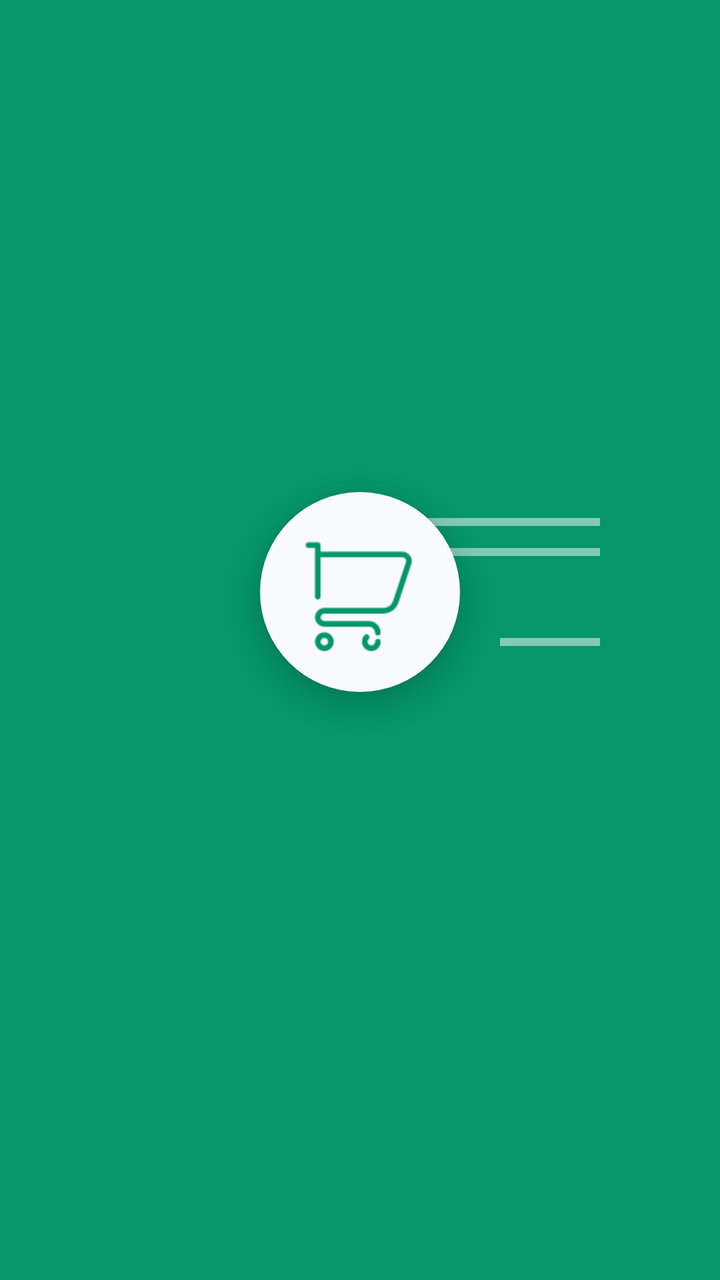
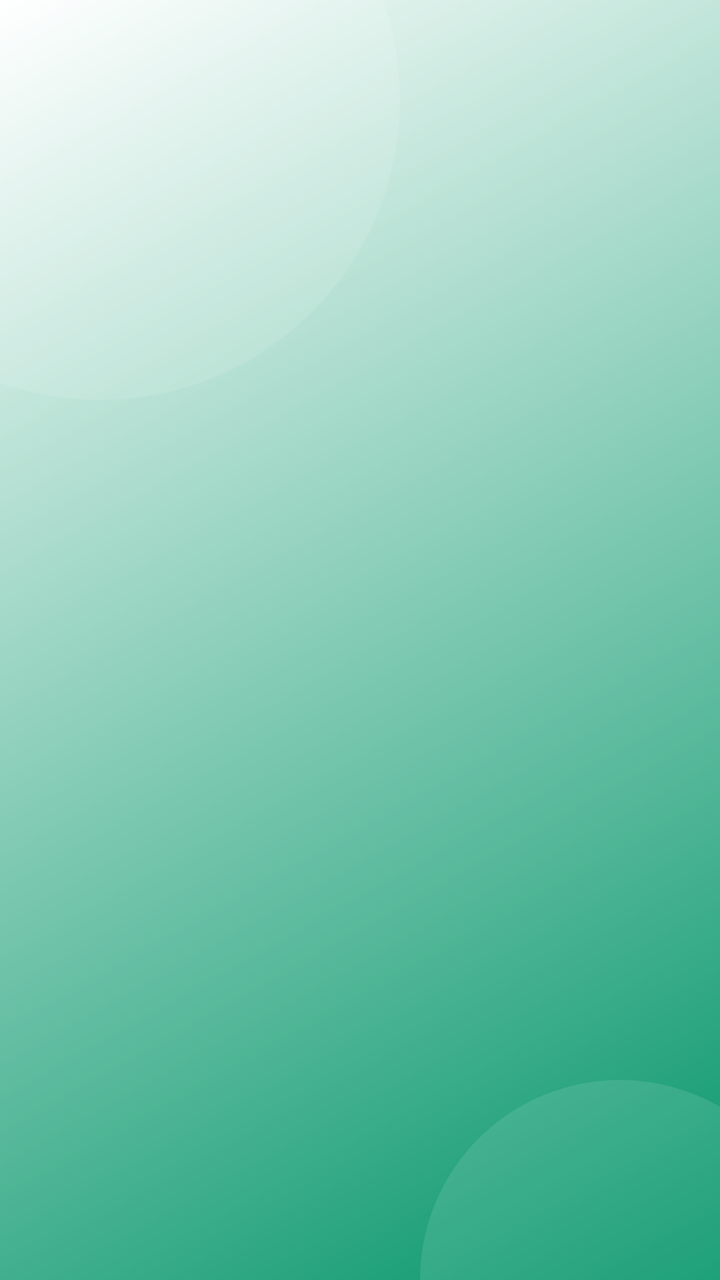

Compare the two renders of this Android layout. The source of the first and the diff that turns it into the second are given below.
<!-- AndroidManifest.xml: activity theme Theme.PenjualanDev.Splash -->
<!-- res/layout/activity_splash.xml -->
<?xml version="1.0" encoding="utf-8"?>
<androidx.constraintlayout.widget.ConstraintLayout
    xmlns:android="http://schemas.android.com/apk/res/android"
    xmlns:app="http://schemas.android.com/apk/res-auto"
    android:layout_width="match_parent"
    android:layout_height="match_parent"
    android:background="?attr/colorPrimary">

    
    <FrameLayout
        android:id="@+id/animation_container"
        android:layout_width="match_parent"
        android:layout_height="160dp"
        app:layout_constraintBottom_toBottomOf="parent"
        app:layout_constraintEnd_toEndOf="parent"
        app:layout_constraintStart_toStartOf="parent"
        app:layout_constraintTop_toTopOf="parent"
        app:layout_constraintVertical_bias="0.45">

        
        <FrameLayout
            android:layout_width="match_parent"
            android:layout_height="match_parent"
            android:layout_marginEnd="60dp">
            
            <View
                android:id="@+id/speed_line_1"
                android:layout_width="80dp"
                android:layout_height="4dp"
                android:layout_gravity="center_vertical|end"
                android:layout_marginBottom="20dp"
                android:background="#80FFFFFF" />

            <View
                android:id="@+id/speed_line_2"
                android:layout_width="50dp"
                android:layout_height="4dp"
                android:layout_gravity="center_vertical|end"
                android:layout_marginTop="25dp"
                android:background="#80FFFFFF" />

            <View
                android:id="@+id/speed_line_3"
                android:layout_width="120dp"
                android:layout_height="4dp"
                android:layout_gravity="center_vertical|end"
                android:layout_marginBottom="35dp"
                android:background="#80FFFFFF" />
        </FrameLayout>

        
        <FrameLayout
            android:id="@+id/cart_container"
            android:layout_width="100dp"
            android:layout_height="100dp"
            android:layout_gravity="center"
            android:background="@drawable/circle_shape"
            android:backgroundTint="?attr/colorSurface"
            android:elevation="8dp">

            <ImageView
                android:id="@+id/img_cart"
                android:layout_width="60dp"
                android:layout_height="60dp"
                android:layout_gravity="center"
                android:src="@drawable/cart"
                app:tint="?attr/colorPrimary" />
        </FrameLayout>
    </FrameLayout>

    
    <TextView
        android:id="@+id/tv_app_name"
        android:layout_width="wrap_content"
        android:layout_height="wrap_content"
        android:layout_marginTop="32dp"
        android:text="Apposh"
        android:textColor="?attr/colorOnPrimary"
        android:textSize="28sp"
        android:textStyle="bold"
        android:alpha="0"
        app:layout_constraintEnd_toEndOf="parent"
        app:layout_constraintStart_toStartOf="parent"
        app:layout_constraintTop_toBottomOf="@id/animation_container" />

    <TextView
        android:id="@+id/tv_subtitle"
        android:layout_width="wrap_content"
        android:layout_height="wrap_content"
        android:layout_marginTop="8dp"
        android:text="Manajemen Penjualan Cerdas"
        android:textColor="?attr/colorOnPrimary"
        android:textSize="14sp"
        android:alpha="0"
        app:layout_constraintEnd_toEndOf="parent"
        app:layout_constraintStart_toStartOf="parent"
        app:layout_constraintTop_toBottomOf="@id/tv_app_name" />

</androidx.constraintlayout.widget.ConstraintLayout>
<!-- resources referenced by this layout -->
<resources>
  <!-- drawable cart: png bitmap (drawable, 1386 bytes) -->
  <!-- drawable circle_shape (drawable) -->
  <?xml version="1.0" encoding="utf-8"?>
  <shape xmlns:android="http://schemas.android.com/apk/res/android"
      android:shape="oval">
      <solid android:color="@color/white" />
  </shape>
  <style name="Theme.PenjualanDev.Splash" parent="Theme.PenjualanDev">
          <item name="android:windowBackground">@color/colorPrimary</item>
          <item name="android:statusBarColor">@color/colorPrimary</item>
      </style>
  <color name="white">#FFFFFFFF</color>
  <style name="Theme.PenjualanDev" parent="Base.Theme.PenjualanDev" />
  <color name="colorPrimary">#059669</color>
  <style name="Base.Theme.PenjualanDev" parent="Theme.Material3.DayNight.NoActionBar">
          
          <item name="colorPrimary">@color/colorPrimary</item>
          <item name="colorOnPrimary">@color/colorOnPrimary</item>
          
          <item name="colorSecondary">@color/colorSecondary</item>
          <item name="colorOnSecondary">@color/colorOnSecondary</item>
          
          <item name="android:statusBarColor">@color/colorPrimary</item>
          
          <item name="colorSurface">@color/colorScreenBackground</item>
          <item name="colorOnSurface">@color/colorPrimaryText</item>
          <item name="colorSurfaceContainer">@color/colorCardBackground</item>
          <item name="colorSurfaceContainerLow">@color/colorSurfaceContainerLow</item>
          <item name="colorSurfaceContainerLowest">@color/colorSurfaceContainerLowest</item>
          <item name="colorSurfaceContainerHigh">@color/colorAuthCardBackground</item>
          <item name="colorOnSurfaceVariant">@color/colorSecondaryText</item>
          <item name="colorError">@color/red</item>
          
          <item name="materialButtonStyle">@style/Widget.App.Button</item>
      </style>
  <color name="colorOnPrimary">#FFFFFF</color>
  <color name="colorSecondary">#D1FAE5</color>
  <color name="colorOnSecondary">#064E3B</color>
  <color name="colorScreenBackground">#F9FAFB</color>
  <color name="colorPrimaryText">#1F2937</color>
  <color name="colorCardBackground">#FFFFFF</color>
  <color name="colorSurfaceContainerLow">#F3F4F6</color>
  <color name="colorSurfaceContainerLowest">#FFFFFF</color>
  <color name="colorAuthCardBackground">#FFFFFF</color>
  <color name="colorSecondaryText">#4B5563</color>
  <color name="red">#EF4444</color>
  <style name="Widget.App.Button" parent="Widget.Material3.Button">
          <item name="cornerRadius">12dp</item>
          <item name="android:minHeight">48dp</item>
          <item name="backgroundTint">@color/colorPrimary</item>
          <item name="android:textColor">@color/white</item>
          <item name="android:insetTop">0dp</item>
          <item name="android:insetBottom">0dp</item>
      </style>
</resources>

<!-- the commit's change to res/layout/activity_splash.xml (unified diff, before → after) -->
@@ -4,96 +4,86 @@
     xmlns:app="http://schemas.android.com/apk/res-auto"
     android:layout_width="match_parent"
     android:layout_height="match_parent"
-    android:background="?attr/colorPrimary">
+    android:background="@drawable/bg_splash_gradient">
 
     
-    <FrameLayout
-        android:id="@+id/animation_container"
-        android:layout_width="match_parent"
-        android:layout_height="160dp"
+    <View
+        android:layout_width="300dp"
+        android:layout_height="300dp"
+        android:background="@drawable/circle_shape"
+        android:backgroundTint="#1AFFFFFF"
+        android:translationX="-100dp"
+        android:translationY="-100dp"
+        app:layout_constraintStart_toStartOf="parent"
+        app:layout_constraintTop_toTopOf="parent" />
+
+    <View
+        android:layout_width="200dp"
+        android:layout_height="200dp"
+        android:background="@drawable/circle_shape"
+        android:backgroundTint="#1AFFFFFF"
+        android:translationX="50dp"
+        android:translationY="100dp"
+        app:layout_constraintBottom_toBottomOf="parent"
+        app:layout_constraintEnd_toEndOf="parent" />
+
+    
+    <LinearLayout
+        android:id="@+id/text_container"
+        android:layout_width="wrap_content"
+        android:layout_height="wrap_content"
+        android:orientation="vertical"
+        android:gravity="center"
         app:layout_constraintBottom_toBottomOf="parent"
         app:layout_constraintEnd_toEndOf="parent"
         app:layout_constraintStart_toStartOf="parent"
-        app:layout_constraintTop_toTopOf="parent"
-        app:layout_constraintVertical_bias="0.45">
+        app:layout_constraintTop_toTopOf="parent">
 
-        
-        <FrameLayout
-            android:layout_width="match_parent"
-            android:layout_height="match_parent"
-            android:layout_marginEnd="60dp">
+        <TextView
+            android:id="@+id/tv_app_name"
+            android:layout_width="wrap_content"
+            android:layout_height="wrap_content"
+            android:text="Halo,"
+            android:textColor="@color/white"
+            android:textSize="24sp"
+            android:alpha="0"
+            android:letterSpacing="0.05" />
+
+        <TextView
+            android:id="@+id/tv_subtitle"
+            android:layout_width="wrap_content"
+            android:layout_height="wrap_content"
+            android:layout_marginTop="4dp"
+            android:text="Kasir"
+            android:textColor="@color/white"
+            android:textSize="38sp"
+            android:textStyle="bold"
+            android:alpha="0"
+            android:letterSpacing="0.02" />
             
-            <View
-                android:id="@+id/speed_line_1"
-                android:layout_width="80dp"
-                android:layout_height="4dp"
-                android:layout_gravity="center_vertical|end"
-                android:layout_marginBottom="20dp"
-                android:background="#80FFFFFF" />
+        <View
+            android:id="@+id/line_divider"
+            android:layout_width="40dp"
+            android:layout_height="4dp"
+            android:layout_marginTop="16dp"
+            android:background="@drawable/circle_shape"
+            android:backgroundTint="@color/white"
+            android:alpha="0" />
+            
+    </LinearLayout>
 
-            <View
-                android:id="@+id/speed_line_2"
-                android:layout_width="50dp"
-                android:layout_height="4dp"
-                android:layout_gravity="center_vertical|end"
-                android:layout_marginTop="25dp"
-                android:background="#80FFFFFF" />
-
-            <View
-                android:id="@+id/speed_line_3"
-                android:layout_width="120dp"
-                android:layout_height="4dp"
-                android:layout_gravity="center_vertical|end"
-                android:layout_marginBottom="35dp"
-                android:background="#80FFFFFF" />
-        </FrameLayout>
-
-        
-        <FrameLayout
-            android:id="@+id/cart_container"
-            android:layout_width="100dp"
-            android:layout_height="100dp"
-            android:layout_gravity="center"
-            android:background="@drawable/circle_shape"
-            android:backgroundTint="?attr/colorSurface"
-            android:elevation="8dp">
-
-            <ImageView
-                android:id="@+id/img_cart"
-                android:layout_width="60dp"
-                android:layout_height="60dp"
-                android:layout_gravity="center"
-                android:src="@drawable/cart"
-                app:tint="?attr/colorPrimary" />
-        </FrameLayout>
-    </FrameLayout>
-
-    
     <TextView
-        android:id="@+id/tv_app_name"
+        android:id="@+id/tv_footer"
         android:layout_width="wrap_content"
         android:layout_height="wrap_content"
-        android:layout_marginTop="32dp"
-        android:text="Apposh"
-        android:textColor="?attr/colorOnPrimary"
-        android:textSize="28sp"
-        android:textStyle="bold"
+        android:layout_marginBottom="32dp"
+        android:text="Apposh - Manajemen Penjualan Cerdas"
+        android:textColor="#B3FFFFFF"
+        android:textSize="12sp"
         android:alpha="0"
+        android:letterSpacing="0.05"
+        app:layout_constraintBottom_toBottomOf="parent"
         app:layout_constraintEnd_toEndOf="parent"
-        app:layout_constraintStart_toStartOf="parent"
-        app:layout_constraintTop_toBottomOf="@id/animation_container" />
-
-    <TextView
-        android:id="@+id/tv_subtitle"
-        android:layout_width="wrap_content"
-        android:layout_height="wrap_content"
-        android:layout_marginTop="8dp"
-        android:text="Manajemen Penjualan Cerdas"
-        android:textColor="?attr/colorOnPrimary"
-        android:textSize="14sp"
-        android:alpha="0"
-        app:layout_constraintEnd_toEndOf="parent"
-        app:layout_constraintStart_toStartOf="parent"
-        app:layout_constraintTop_toBottomOf="@id/tv_app_name" />
+        app:layout_constraintStart_toStartOf="parent" />
 
 </androidx.constraintlayout.widget.ConstraintLayout>
<!-- resource entries referenced after the edit -->
@@ -1,6 +1,5 @@
 <!-- resources referenced by this layout -->
 <resources>
-  <!-- drawable cart: png bitmap (drawable, 1386 bytes) -->
   <!-- drawable circle_shape (drawable) -->
   <?xml version="1.0" encoding="utf-8"?>
   <shape xmlns:android="http://schemas.android.com/apk/res/android"
@@ -12,6 +11,16 @@
           <item name="android:statusBarColor">@color/colorPrimary</item>
       </style>
   <color name="white">#FFFFFFFF</color>
+  <!-- drawable bg_splash_gradient (drawable) -->
+  <?xml version="1.0" encoding="utf-8"?>
+  <shape xmlns:android="http://schemas.android.com/apk/res/android"
+      android:shape="rectangle">
+      <gradient
+          android:angle="135"
+          android:startColor="?attr/colorPrimary"
+          android:endColor="?attr/colorSurfaceContainerHigh"
+          android:type="linear" />
+  </shape>
   <style name="Theme.PenjualanDev" parent="Base.Theme.PenjualanDev" />
   <color name="colorPrimary">#059669</color>
   <style name="Base.Theme.PenjualanDev" parent="Theme.Material3.DayNight.NoActionBar">
